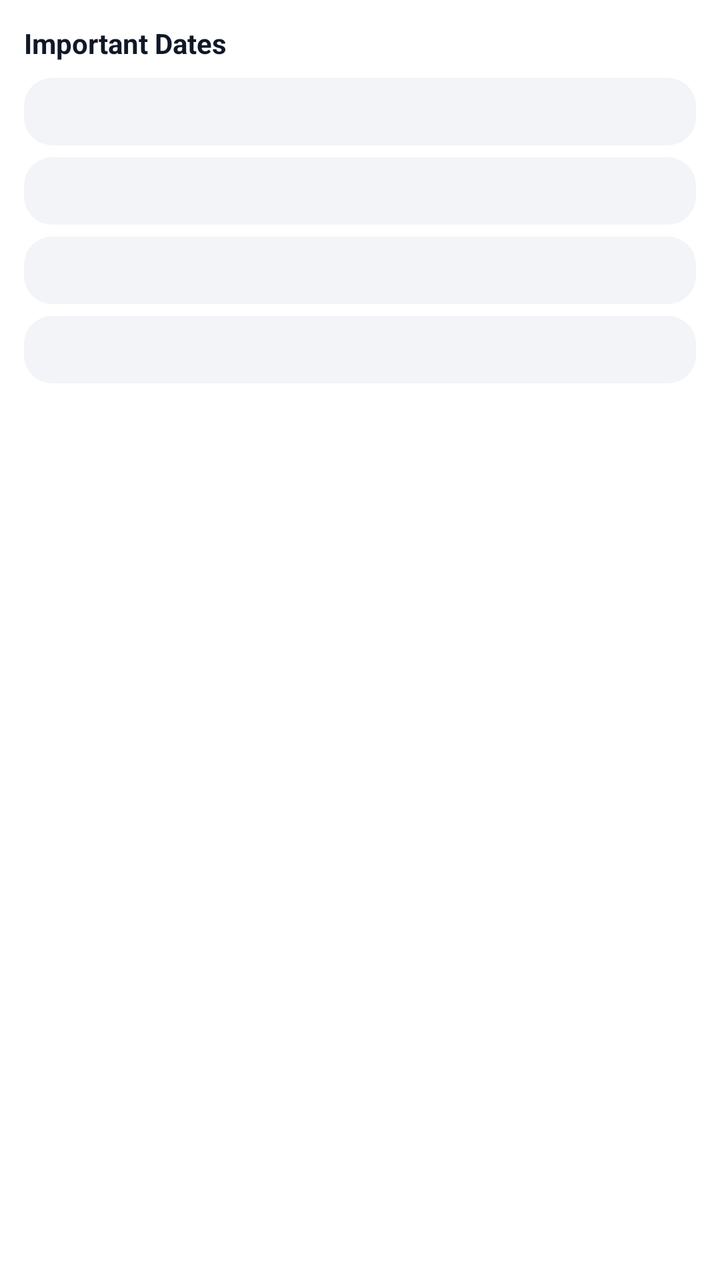
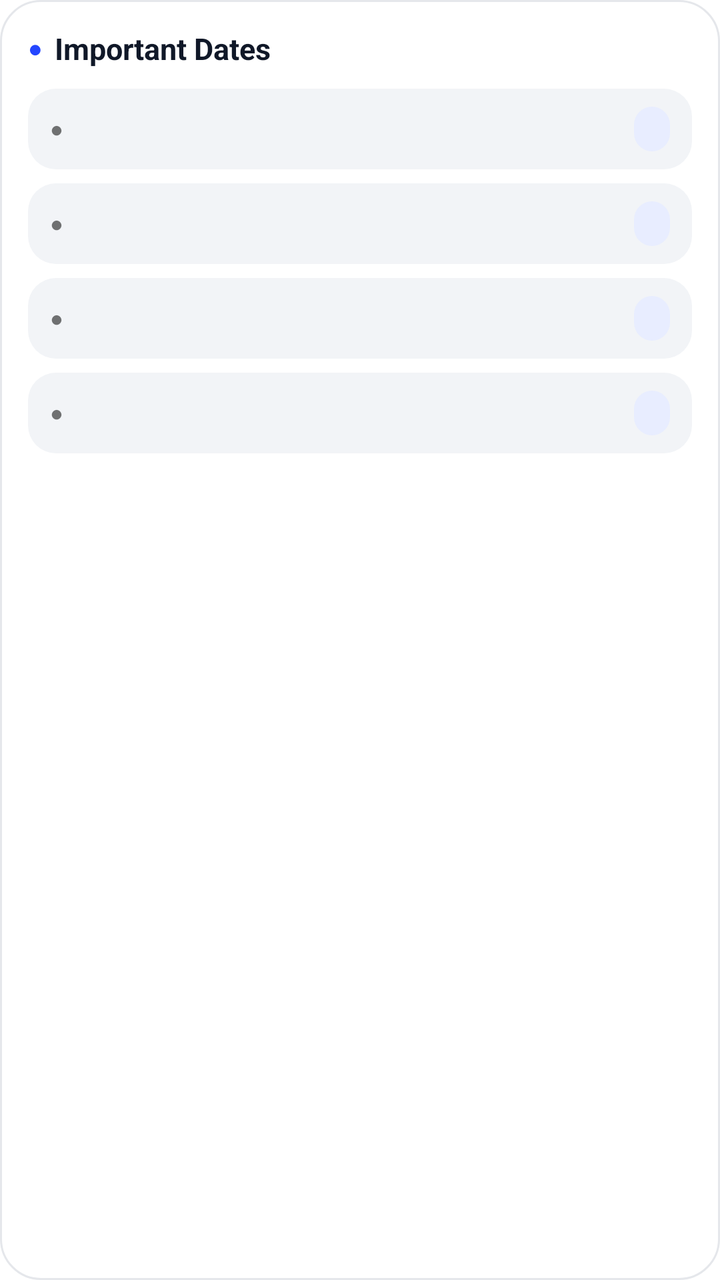

The first picture is an Android layout as it rendered before a commit; the second is the same layout after the commit. The layout source and the unified diff follow.
<!-- AndroidManifest.xml: application theme Theme.Pulse -->
<!-- res/layout/widget_dates.xml -->
<?xml version="1.0" encoding="utf-8"?>
<LinearLayout xmlns:android="http://schemas.android.com/apk/res/android"
    android:id="@+id/dates_root"
    android:layout_width="match_parent"
    android:layout_height="match_parent"
    android:orientation="vertical"
    android:background="@drawable/widget_bg"
    android:padding="12dp">

    <TextView
        android:id="@+id/dates_title"
        android:layout_width="match_parent"
        android:layout_height="wrap_content"
        android:text="@string/widget_dates_title"
        android:textColor="@color/widget_text_primary"
        android:textSize="14sp"
        android:textStyle="bold" />

    <LinearLayout
        android:id="@+id/date_rows"
        android:layout_width="match_parent"
        android:layout_height="wrap_content"
        android:layout_marginTop="8dp"
        android:orientation="vertical">

        <FrameLayout
            android:id="@+id/date_row_1"
            android:layout_width="match_parent"
            android:layout_height="wrap_content"
            android:layout_marginBottom="6dp"
            android:background="@drawable/widget_row_bg"
            android:paddingHorizontal="10dp"
            android:paddingVertical="8dp">

            <LinearLayout
                android:layout_width="match_parent"
                android:layout_height="wrap_content"
                android:orientation="horizontal"
                android:gravity="center_vertical">

                <TextView
                    android:id="@+id/date_name_1"
                    android:layout_width="0dp"
                    android:layout_height="wrap_content"
                    android:layout_weight="1"
                    android:ellipsize="end"
                    android:maxLines="1"
                    android:textColor="@color/widget_text_primary"
                    android:textSize="13sp" />

                <TextView
                    android:id="@+id/date_count_1"
                    android:layout_width="wrap_content"
                    android:layout_height="wrap_content"
                    android:textColor="@color/widget_accent"
                    android:textSize="12sp"
                    android:textStyle="bold" />
            </LinearLayout>
        </FrameLayout>

        <FrameLayout
            android:id="@+id/date_row_2"
            android:layout_width="match_parent"
            android:layout_height="wrap_content"
            android:layout_marginBottom="6dp"
            android:background="@drawable/widget_row_bg"
            android:paddingHorizontal="10dp"
            android:paddingVertical="8dp">

            <LinearLayout
                android:layout_width="match_parent"
                android:layout_height="wrap_content"
                android:orientation="horizontal"
                android:gravity="center_vertical">

                <TextView
                    android:id="@+id/date_name_2"
                    android:layout_width="0dp"
                    android:layout_height="wrap_content"
                    android:layout_weight="1"
                    android:ellipsize="end"
                    android:maxLines="1"
                    android:textColor="@color/widget_text_primary"
                    android:textSize="13sp" />

                <TextView
                    android:id="@+id/date_count_2"
                    android:layout_width="wrap_content"
                    android:layout_height="wrap_content"
                    android:textColor="@color/widget_accent"
                    android:textSize="12sp"
                    android:textStyle="bold" />
            </LinearLayout>
        </FrameLayout>

        <FrameLayout
            android:id="@+id/date_row_3"
            android:layout_width="match_parent"
            android:layout_height="wrap_content"
            android:layout_marginBottom="6dp"
            android:background="@drawable/widget_row_bg"
            android:paddingHorizontal="10dp"
            android:paddingVertical="8dp">

            <LinearLayout
                android:layout_width="match_parent"
                android:layout_height="wrap_content"
                android:orientation="horizontal"
                android:gravity="center_vertical">

                <TextView
                    android:id="@+id/date_name_3"
                    android:layout_width="0dp"
                    android:layout_height="wrap_content"
                    android:layout_weight="1"
                    android:ellipsize="end"
                    android:maxLines="1"
                    android:textColor="@color/widget_text_primary"
                    android:textSize="13sp" />

                <TextView
                    android:id="@+id/date_count_3"
                    android:layout_width="wrap_content"
                    android:layout_height="wrap_content"
                    android:textColor="@color/widget_accent"
                    android:textSize="12sp"
                    android:textStyle="bold" />
            </LinearLayout>
        </FrameLayout>

        <FrameLayout
            android:id="@+id/date_row_4"
            android:layout_width="match_parent"
            android:layout_height="wrap_content"
            android:background="@drawable/widget_row_bg"
            android:paddingHorizontal="10dp"
            android:paddingVertical="8dp">

            <LinearLayout
                android:layout_width="match_parent"
                android:layout_height="wrap_content"
                android:orientation="horizontal"
                android:gravity="center_vertical">

                <TextView
                    android:id="@+id/date_name_4"
                    android:layout_width="0dp"
                    android:layout_height="wrap_content"
                    android:layout_weight="1"
                    android:ellipsize="end"
                    android:maxLines="1"
                    android:textColor="@color/widget_text_primary"
                    android:textSize="13sp" />

                <TextView
                    android:id="@+id/date_count_4"
                    android:layout_width="wrap_content"
                    android:layout_height="wrap_content"
                    android:textColor="@color/widget_accent"
                    android:textSize="12sp"
                    android:textStyle="bold" />
            </LinearLayout>
        </FrameLayout>
    </LinearLayout>
</LinearLayout>
<!-- resources referenced by this layout -->
<resources>
  <color name="widget_accent">#2446FF</color>
  <color name="widget_text_primary">#101828</color>
  <!-- drawable widget_bg (drawable) -->
  <?xml version="1.0" encoding="utf-8"?>
  <shape xmlns:android="http://schemas.android.com/apk/res/android"
      android:shape="rectangle">
      <solid android:color="#FFFFFF" />
      <corners android:radius="20dp" />
  </shape>
  <!-- drawable widget_row_bg (drawable) -->
  <?xml version="1.0" encoding="utf-8"?>
  <shape xmlns:android="http://schemas.android.com/apk/res/android"
      android:shape="rectangle">
      <solid android:color="#F2F4F7" />
      <corners android:radius="14dp" />
  </shape>
  <string name="widget_dates_title">Important Dates</string>
  <style name="Theme.Pulse" parent="Theme.MaterialComponents.DayNight.NoActionBar">
          <item name="android:statusBarColor">@android:color/transparent</item>
          <item name="android:windowLightStatusBar" tools:targetApi="23">true</item>
          <item name="android:navigationBarColor">@android:color/transparent</item>
      </style>
</resources>

<!-- the commit's change to res/layout/widget_dates.xml (unified diff, before → after) -->
@@ -5,38 +5,62 @@
     android:layout_height="match_parent"
     android:orientation="vertical"
     android:background="@drawable/widget_bg"
-    android:padding="12dp">
-
-    <TextView
-        android:id="@+id/dates_title"
+    android:padding="14dp">
+
+    <LinearLayout
         android:layout_width="match_parent"
         android:layout_height="wrap_content"
-        android:text="@string/widget_dates_title"
-        android:textColor="@color/widget_text_primary"
-        android:textSize="14sp"
-        android:textStyle="bold" />
+        android:orientation="horizontal"
+        android:gravity="center_vertical">
+
+        <TextView
+            android:id="@+id/dates_accent_dot"
+            android:layout_width="wrap_content"
+            android:layout_height="wrap_content"
+            android:layout_marginEnd="6dp"
+            android:text="\u25CF"
+            android:textColor="@color/widget_accent"
+            android:textSize="12sp" />
+
+        <TextView
+            android:id="@+id/dates_title"
+            android:layout_width="match_parent"
+            android:layout_height="wrap_content"
+            android:text="@string/widget_dates_title"
+            android:textColor="@color/widget_text_primary"
+            android:textSize="15sp"
+            android:textStyle="bold" />
+    </LinearLayout>
 
     <LinearLayout
         android:id="@+id/date_rows"
         android:layout_width="match_parent"
         android:layout_height="wrap_content"
-        android:layout_marginTop="8dp"
+        android:layout_marginTop="10dp"
         android:orientation="vertical">
 
         <FrameLayout
             android:id="@+id/date_row_1"
             android:layout_width="match_parent"
             android:layout_height="wrap_content"
-            android:layout_marginBottom="6dp"
-            android:background="@drawable/widget_row_bg"
-            android:paddingHorizontal="10dp"
-            android:paddingVertical="8dp">
-
-            <LinearLayout
-                android:layout_width="match_parent"
-                android:layout_height="wrap_content"
-                android:orientation="horizontal"
-                android:gravity="center_vertical">
+            android:layout_marginBottom="7dp"
+            android:background="@drawable/widget_row_bg"
+            android:paddingHorizontal="11dp"
+            android:paddingVertical="9dp">
+
+            <LinearLayout
+                android:layout_width="match_parent"
+                android:layout_height="wrap_content"
+                android:orientation="horizontal"
+                android:gravity="center_vertical">
+
+                <TextView
+                    android:id="@+id/date_dot_1"
+                    android:layout_width="wrap_content"
+                    android:layout_height="wrap_content"
+                    android:layout_marginEnd="7dp"
+                    android:text="\u25CF"
+                    android:textSize="11sp" />
 
                 <TextView
                     android:id="@+id/date_name_1"
@@ -52,6 +76,10 @@
                     android:id="@+id/date_count_1"
                     android:layout_width="wrap_content"
                     android:layout_height="wrap_content"
+                    android:layout_marginStart="8dp"
+                    android:background="@drawable/widget_pill"
+                    android:paddingHorizontal="9dp"
+                    android:paddingVertical="3dp"
                     android:textColor="@color/widget_accent"
                     android:textSize="12sp"
                     android:textStyle="bold" />
@@ -62,16 +90,24 @@
             android:id="@+id/date_row_2"
             android:layout_width="match_parent"
             android:layout_height="wrap_content"
-            android:layout_marginBottom="6dp"
-            android:background="@drawable/widget_row_bg"
-            android:paddingHorizontal="10dp"
-            android:paddingVertical="8dp">
-
-            <LinearLayout
-                android:layout_width="match_parent"
-                android:layout_height="wrap_content"
-                android:orientation="horizontal"
-                android:gravity="center_vertical">
+            android:layout_marginBottom="7dp"
+            android:background="@drawable/widget_row_bg"
+            android:paddingHorizontal="11dp"
+            android:paddingVertical="9dp">
+
+            <LinearLayout
+                android:layout_width="match_parent"
+                android:layout_height="wrap_content"
+                android:orientation="horizontal"
+                android:gravity="center_vertical">
+
+                <TextView
+                    android:id="@+id/date_dot_2"
+                    android:layout_width="wrap_content"
+                    android:layout_height="wrap_content"
+                    android:layout_marginEnd="7dp"
+                    android:text="\u25CF"
+                    android:textSize="11sp" />
 
                 <TextView
                     android:id="@+id/date_name_2"
@@ -87,6 +123,10 @@
                     android:id="@+id/date_count_2"
                     android:layout_width="wrap_content"
                     android:layout_height="wrap_content"
+                    android:layout_marginStart="8dp"
+                    android:background="@drawable/widget_pill"
+                    android:paddingHorizontal="9dp"
+                    android:paddingVertical="3dp"
                     android:textColor="@color/widget_accent"
                     android:textSize="12sp"
                     android:textStyle="bold" />
@@ -97,16 +137,24 @@
             android:id="@+id/date_row_3"
             android:layout_width="match_parent"
             android:layout_height="wrap_content"
-            android:layout_marginBottom="6dp"
-            android:background="@drawable/widget_row_bg"
-            android:paddingHorizontal="10dp"
-            android:paddingVertical="8dp">
-
-            <LinearLayout
-                android:layout_width="match_parent"
-                android:layout_height="wrap_content"
-                android:orientation="horizontal"
-                android:gravity="center_vertical">
+            android:layout_marginBottom="7dp"
+            android:background="@drawable/widget_row_bg"
+            android:paddingHorizontal="11dp"
+            android:paddingVertical="9dp">
+
+            <LinearLayout
+                android:layout_width="match_parent"
+                android:layout_height="wrap_content"
+                android:orientation="horizontal"
+                android:gravity="center_vertical">
+
+                <TextView
+                    android:id="@+id/date_dot_3"
+                    android:layout_width="wrap_content"
+                    android:layout_height="wrap_content"
+                    android:layout_marginEnd="7dp"
+                    android:text="\u25CF"
+                    android:textSize="11sp" />
 
                 <TextView
                     android:id="@+id/date_name_3"
@@ -122,6 +170,10 @@
                     android:id="@+id/date_count_3"
                     android:layout_width="wrap_content"
                     android:layout_height="wrap_content"
+                    android:layout_marginStart="8dp"
+                    android:background="@drawable/widget_pill"
+                    android:paddingHorizontal="9dp"
+                    android:paddingVertical="3dp"
                     android:textColor="@color/widget_accent"
                     android:textSize="12sp"
                     android:textStyle="bold" />
@@ -133,14 +185,22 @@
             android:layout_width="match_parent"
             android:layout_height="wrap_content"
             android:background="@drawable/widget_row_bg"
-            android:paddingHorizontal="10dp"
-            android:paddingVertical="8dp">
-
-            <LinearLayout
-                android:layout_width="match_parent"
-                android:layout_height="wrap_content"
-                android:orientation="horizontal"
-                android:gravity="center_vertical">
+            android:paddingHorizontal="11dp"
+            android:paddingVertical="9dp">
+
+            <LinearLayout
+                android:layout_width="match_parent"
+                android:layout_height="wrap_content"
+                android:orientation="horizontal"
+                android:gravity="center_vertical">
+
+                <TextView
+                    android:id="@+id/date_dot_4"
+                    android:layout_width="wrap_content"
+                    android:layout_height="wrap_content"
+                    android:layout_marginEnd="7dp"
+                    android:text="\u25CF"
+                    android:textSize="11sp" />
 
                 <TextView
                     android:id="@+id/date_name_4"
@@ -156,6 +216,10 @@
                     android:id="@+id/date_count_4"
                     android:layout_width="wrap_content"
                     android:layout_height="wrap_content"
+                    android:layout_marginStart="8dp"
+                    android:background="@drawable/widget_pill"
+                    android:paddingHorizontal="9dp"
+                    android:paddingVertical="3dp"
                     android:textColor="@color/widget_accent"
                     android:textSize="12sp"
                     android:textStyle="bold" />
<!-- resource entries referenced after the edit -->
@@ -7,7 +7,17 @@
   <shape xmlns:android="http://schemas.android.com/apk/res/android"
       android:shape="rectangle">
       <solid android:color="#FFFFFF" />
+      <stroke
+          android:width="1dp"
+          android:color="#E5E7EB" />
       <corners android:radius="20dp" />
+  </shape>
+  <!-- drawable widget_pill (drawable) -->
+  <?xml version="1.0" encoding="utf-8"?>
+  <shape xmlns:android="http://schemas.android.com/apk/res/android"
+      android:shape="rectangle">
+      <solid android:color="@color/widget_pill_bg" />
+      <corners android:radius="999dp" />
   </shape>
   <!-- drawable widget_row_bg (drawable) -->
   <?xml version="1.0" encoding="utf-8"?>
@@ -22,5 +32,6 @@
           <item name="android:windowLightStatusBar" tools:targetApi="23">true</item>
           <item name="android:navigationBarColor">@android:color/transparent</item>
       </style>
+  <color name="widget_pill_bg">#E8EDFF</color>
 </resources>
 
